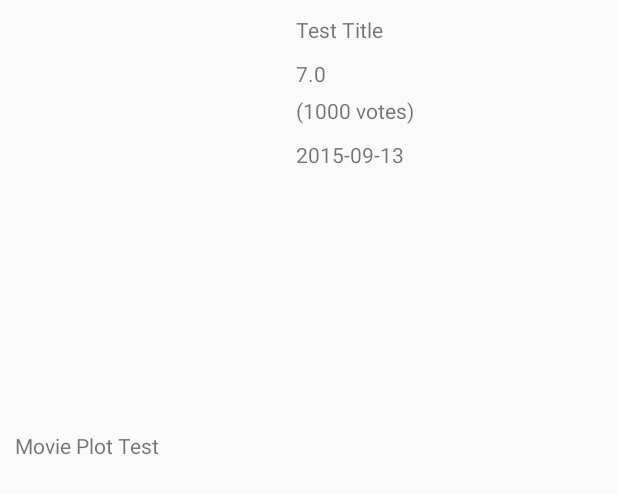
After one commit to yulingjie/Movies, an Android app: the layout movie_detail.xml on its own in the app's theme, with its tools: preview values and no code run, on a phone screen of 412 x 824 dp. The commit adds this screen. Shown: the top 494 px of the screen. Run offline under Robolectric (Android 15) with nearby library versions, the phone set to English and light mode, and no system bars.

Commit message:
finish stage 1 required function

```diff
--- a/app/src/main/AndroidManifest.xml
+++ b/app/src/main/AndroidManifest.xml
@@ -23,6 +23,10 @@
             android:name=".SettingsActivity"
             android:label="@string/title_activity_settings" >
         </activity>
+        <activity
+            android:name=".MovieDetailActivity"
+            android:label="@string/title_activity_movie_detail" >
+        </activity>
     </application>
 
 </manifest>
--- /dev/null
+++ b/app/src/main/res/layout/movie_detail.xml
@@ -0,0 +1,49 @@
+<?xml version="1.0" encoding="utf-8"?>
+<RelativeLayout xmlns:android="http://schemas.android.com/apk/res/android"
+    android:layout_width="match_parent" android:layout_height="match_parent"
+    >
+    <ImageView
+        android:id="@+id/movie_image"
+        android:layout_width="185sp"
+        android:layout_height="277sp" />
+    <LinearLayout
+        android:layout_width="match_parent"
+        android:layout_height="wrap_content"
+        android:orientation="vertical"
+        android:layout_toRightOf="@id/movie_image"
+        android:paddingLeft="12sp"
+        >
+        <TextView
+            android:text="Test Title"
+            android:id="@+id/movie_title"
+            android:layout_width="wrap_content"
+            android:layout_height="wrap_content"
+            android:layout_marginTop="10sp"/>
+        <TextView
+            android:id="@+id/movie_vote"
+            android:text="7.0"
+            android:layout_width="wrap_content"
+            android:layout_height="wrap_content"
+            android:layout_marginTop="10sp"/>
+        <TextView
+            android:id="@+id/movie_vote_count"
+            android:text="(1000 votes)"
+            android:layout_width="wrap_content"
+            android:layout_height="wrap_content"
+            android:layout_marginTop="5sp"/>
+        <TextView
+            android:id="@+id/movie_release_data"
+            android:text="2015-09-13"
+            android:layout_width="wrap_content"
+            android:layout_height="wrap_content"
+            android:layout_marginTop="10sp"/>
+    </LinearLayout>
+    <TextView
+        android:id="@+id/movie_plot"
+        android:text="Movie Plot Test"
+        android:layout_width="match_parent"
+        android:layout_height="match_parent"
+        android:layout_below="@id/movie_image"
+        android:padding="10dp"/>
+
+</RelativeLayout>
--- a/app/src/main/res/values/strings.xml
+++ b/app/src/main/res/values/strings.xml
@@ -43,4 +43,5 @@
         <item>vote_count.desc</item>
     </string-array>
     <string name="pref_sort_by_default_value">popularity.desc</string>
+    <string name="title_activity_movie_detail">MovieDetailActivity</string>
 </resources>
--- a/movieparser/src/main/java/com/parser/Movie.java
+++ b/movieparser/src/main/java/com/parser/Movie.java
@@ -145,4 +145,6 @@ public class Movie {
     public int getVote_count() {
         return vote_count;
     }
+
+
 }
```
Also changed, not shown: app/src/main/java/com/ylj/movies/ImageAdapter.java (+6 -34 lines), app/src/main/java/com/ylj/movies/MainFragment.java (+22 -21 lines), app/src/main/java/com/ylj/movies/MovieDetailActivity.java (added, +61 -0 lines), app/src/main/java/com/ylj/movies/MovieParcelable.java (added, +105 -0 lines), app/src/main/java/com/ylj/movies/MovieStorage.java (added, +90 -0 lines), app/src/main/res/menu/menu_movie_detail.xml (added, +7 -0 lines), 1 other file.
